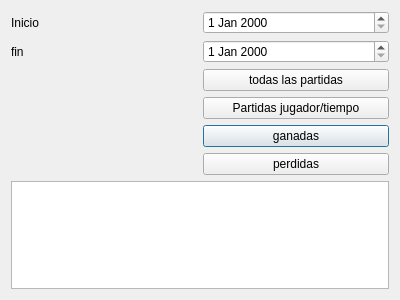
Above: rounds.ui from Sunimik1975/ihm_4connect before the change. Below: the same form after it.
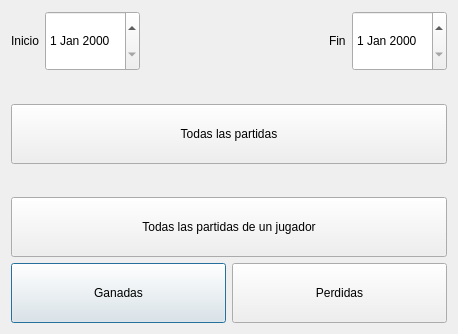
That is the form after the change.

Commit message: proceso de rounds

What changed in the file:
```diff
--- a/rounds.ui
+++ b/rounds.ui
@@ -6,64 +6,198 @@
    <rect>
     <x>0</x>
     <y>0</y>
-    <width>400</width>
-    <height>300</height>
+    <width>458</width>
+    <height>334</height>
    </rect>
   </property>
   <property name="windowTitle">
    <string>Dialog</string>
   </property>
   <layout class="QGridLayout" name="gridLayout">
-   <item row="2" column="1">
-    <widget class="QDateEdit" name="endDateEdit"/>
-   </item>
-   <item row="2" column="0">
-    <widget class="QLabel" name="label_2">
-     <property name="text">
-      <string>fin</string>
-     </property>
-    </widget>
-   </item>
-   <item row="5" column="1">
+   <item row="0" column="0">
+    <layout class="QGridLayout" name="gridLayout_2">
+     <item row="7" column="0">
+      <layout class="QHBoxLayout" name="horizontalLayout_2">
+       <item>
     <widget class="QPushButton" name="ganadas">
+         <property name="minimumSize">
+          <size>
+           <width>0</width>
+           <height>60</height>
+          </size>
+         </property>
+         <property name="maximumSize">
+          <size>
+           <width>16777215</width>
+           <height>60</height>
+          </size>
+         </property>
      <property name="text">
-      <string>ganadas</string>
+          <string>Ganadas</string>
      </property>
     </widget>
    </item>
-   <item row="6" column="1">
+       <item>
     <widget class="QPushButton" name="perdidas">
+         <property name="minimumSize">
+          <size>
+           <width>0</width>
+           <height>60</height>
+          </size>
+         </property>
      <property name="text">
-      <string>perdidas</string>
+          <string>Perdidas</string>
      </property>
     </widget>
    </item>
-   <item row="0" column="0">
+      </layout>
+     </item>
+     <item row="4" column="0">
+      <spacer name="verticalSpacer">
+       <property name="orientation">
+        <enum>Qt::Orientation::Vertical</enum>
+       </property>
+       <property name="sizeHint" stdset="0">
+        <size>
+         <width>20</width>
+         <height>40</height>
+        </size>
+       </property>
+      </spacer>
+     </item>
+     <item row="2" column="0">
+      <spacer name="verticalSpacer_2">
+       <property name="orientation">
+        <enum>Qt::Orientation::Vertical</enum>
+       </property>
+       <property name="sizeHint" stdset="0">
+        <size>
+         <width>20</width>
+         <height>40</height>
+        </size>
+       </property>
+      </spacer>
+     </item>
+     <item row="5" column="0">
+      <widget class="QPushButton" name="jugador_tiempo">
+       <property name="minimumSize">
+        <size>
+         <width>0</width>
+         <height>60</height>
+        </size>
+       </property>
+       <property name="maximumSize">
+        <size>
+         <width>16777215</width>
+         <height>60</height>
+        </size>
+       </property>
+       <property name="text">
+        <string>Todas las partidas de un jugador</string>
+       </property>
+      </widget>
+     </item>
+     <item row="1" column="0">
+      <layout class="QHBoxLayout" name="horizontalLayout">
+       <item>
     <widget class="QLabel" name="label">
+         <property name="sizePolicy">
+          <sizepolicy hsizetype="Fixed" vsizetype="Preferred">
+           <horstretch>0</horstretch>
+           <verstretch>0</verstretch>
+          </sizepolicy>
+         </property>
      <property name="text">
       <string>Inicio</string>
      </property>
     </widget>
    </item>
-   <item row="4" column="1">
-    <widget class="QPushButton" name="jugador_tiempo">
+       <item>
+        <widget class="QDateEdit" name="startDateEdit">
+         <property name="sizePolicy">
+          <sizepolicy hsizetype="Fixed" vsizetype="Fixed">
+           <horstretch>0</horstretch>
+           <verstretch>0</verstretch>
+          </sizepolicy>
+         </property>
+         <property name="minimumSize">
+          <size>
+           <width>0</width>
+           <height>60</height>
+          </size>
+         </property>
+         <property name="maximumSize">
+          <size>
+           <width>16777215</width>
+           <height>60</height>
+          </size>
+         </property>
+        </widget>
+       </item>
+       <item>
+        <spacer name="horizontalSpacer">
+         <property name="orientation">
+          <enum>Qt::Orientation::Horizontal</enum>
+         </property>
+         <property name="sizeHint" stdset="0">
+          <size>
+           <width>40</width>
+           <height>20</height>
+          </size>
+         </property>
+        </spacer>
+       </item>
+       <item>
+        <widget class="QLabel" name="label_2">
+         <property name="sizePolicy">
+          <sizepolicy hsizetype="Fixed" vsizetype="Preferred">
+           <horstretch>0</horstretch>
+           <verstretch>0</verstretch>
+          </sizepolicy>
+         </property>
      <property name="text">
-      <string>Partidas jugador/tiempo</string>
+          <string>Fin</string>
      </property>
     </widget>
    </item>
-   <item row="3" column="1">
+       <item>
+        <widget class="QDateEdit" name="endDateEdit">
+         <property name="minimumSize">
+          <size>
+           <width>0</width>
+           <height>60</height>
+          </size>
+         </property>
+         <property name="maximumSize">
+          <size>
+           <width>16777215</width>
+           <height>60</height>
+          </size>
+         </property>
+        </widget>
+       </item>
+      </layout>
+     </item>
+     <item row="3" column="0">
     <widget class="QPushButton" name="buscar_filtro">
+       <property name="minimumSize">
+        <size>
+         <width>0</width>
+         <height>60</height>
+        </size>
+       </property>
+       <property name="maximumSize">
+        <size>
+         <width>16777215</width>
+         <height>60</height>
+        </size>
+       </property>
      <property name="text">
-      <string>todas las partidas</string>
+        <string>Todas las partidas</string>
      </property>
     </widget>
    </item>
-   <item row="0" column="1">
-    <widget class="QDateEdit" name="startDateEdit"/>
-   </item>
-   <item row="7" column="0" colspan="2">
-    <widget class="QTableView" name="tableView"/>
+    </layout>
    </item>
   </layout>
  </widget>
```
Left out of the diff: 3 changed lines with no effect on the pictures. Lines whose indentation alone changed are shown as unchanged. The commit also changes 6 other files.
